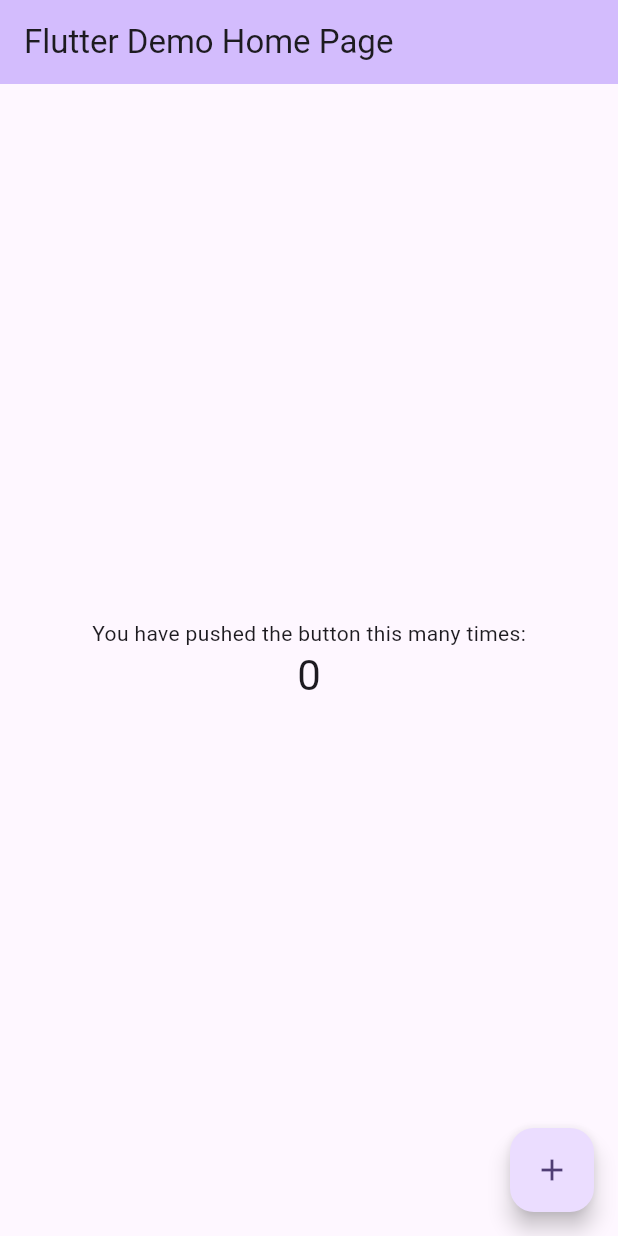
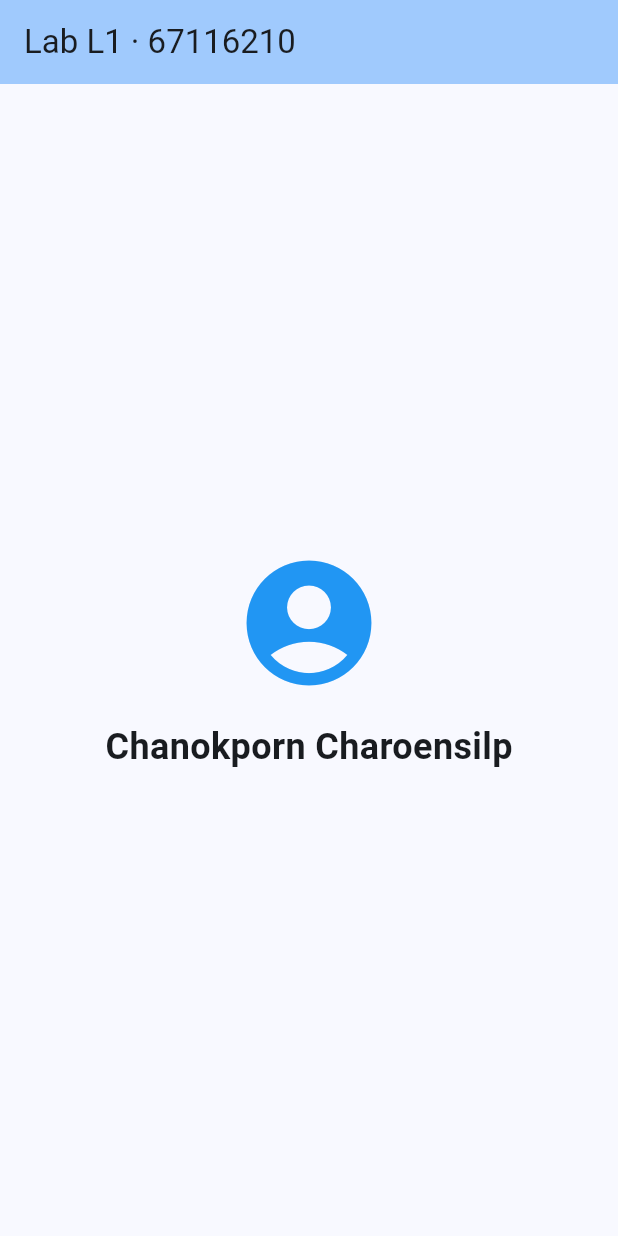
Before and after one commit to chanokporn0953inbluesky-tech/lab01_profile_67116210, a Flutter app: the screen it shows after launch, on a phone screen of 412 x 824 dp. Run offline on Flutter 3.47's test engine with Material 3 defaults, Android fonts, the phone set to English and light mode, and no system bars.

Commit message:
feat: add HomePage with student ID, icon, and name

```diff
--- a/lib/main.dart
+++ b/lib/main.dart
@@ -7,116 +7,43 @@ void main() {
 class MyApp extends StatelessWidget {
   const MyApp({super.key});
 
-  // This widget is the root of your application.
   @override
   Widget build(BuildContext context) {
     return MaterialApp(
-      title: 'Flutter Demo',
+      debugShowCheckedModeBanner: false,
+      title: 'About Me',
       theme: ThemeData(
-        // This is the theme of your application.
-        //
-        // TRY THIS: Try running your application with "flutter run". You'll see
-        // the application has a purple toolbar. Then, without quitting the app,
-        // try changing the seedColor in the colorScheme below to Colors.green
-        // and then invoke "hot reload" (save your changes or press the "hot
-        // reload" button in a Flutter-supported IDE, or press "r" if you used
-        // the command line to start the app).
-        //
-        // Notice that the counter didn't reset back to zero; the application
-        // state is not lost during the reload. To reset the state, use hot
-        // restart instead.
-        //
-        // This works for code too, not just values: Most code changes can be
-        // tested with just a hot reload.
-        colorScheme: .fromSeed(seedColor: Colors.deepPurple),
+        colorScheme: ColorScheme.fromSeed(seedColor: Colors.blue),
+        useMaterial3: true,
       ),
-      home: const MyHomePage(title: 'Flutter Demo Home Page'),
+      home: const HomePage(),
     );
   }
 }
 
-class MyHomePage extends StatefulWidget {
-  const MyHomePage({super.key, required this.title});
-
-  // This widget is the home page of your application. It is stateful, meaning
-  // that it has a State object (defined below) that contains fields that affect
-  // how it looks.
-
-  // This class is the configuration for the state. It holds the values (in this
-  // case the title) provided by the parent (in this case the App widget) and
-  // used by the build method of the State. Fields in a Widget subclass are
-  // always marked "final".
-
-  final String title;
-
-  @override
-  State<MyHomePage> createState() => _MyHomePageState();
-}
-
-class _MyHomePageState extends State<MyHomePage> {
-  int _counter = 0;
-
-  void _incrementCounter() {
-    setState(() {
-      // This call to setState tells the Flutter framework that something has
-      // changed in this State, which causes it to rerun the build method below
-      // so that the display can reflect the updated values. If we changed
-      // _counter without calling setState(), then the build method would not be
-      // called again, and so nothing would appear to happen.
-      _counter++;
-    });
-  }
+class HomePage extends StatelessWidget {
+  const HomePage({super.key});
 
   @override
   Widget build(BuildContext context) {
-    // This method is rerun every time setState is called, for instance as done
-    // by the _incrementCounter method above.
-    //
-    // The Flutter framework has been optimized to make rerunning build methods
-    // fast, so that you can just rebuild anything that needs updating rather
-    // than having to individually change instances of widgets.
     return Scaffold(
       appBar: AppBar(
-        // TRY THIS: Try changing the color here to a specific color (to
-        // Colors.amber, perhaps?) and trigger a hot reload to see the AppBar
-        // change color while the other colors stay the same.
+        title: const Text('Lab L1 · 67116210'),
         backgroundColor: Theme.of(context).colorScheme.inversePrimary,
-        // Here we take the value from the MyHomePage object that was created by
-        // the App.build method, and use it to set our appbar title.
-        title: Text(widget.title),
       ),
-      body: Center(
-        // Center is a layout widget. It takes a single child and positions it
-        // in the middle of the parent.
+      body: const Center(
         child: Column(
-          // Column is also a layout widget. It takes a list of children and
-          // arranges them vertically. By default, it sizes itself to fit its
-          // children horizontally, and tries to be as tall as its parent.
-          //
-          // Column has various properties to control how it sizes itself and
-          // how it positions its children. Here we use mainAxisAlignment to
-          // center the children vertically; the main axis here is the vertical
-          // axis because Columns are vertical (the cross axis would be
-          // horizontal).
-          //
-          // TRY THIS: Invoke "debug painting" (choose the "Toggle Debug Paint"
-          // action in the IDE, or press "p" in the console), to see the
-          // wireframe for each widget.
-          mainAxisAlignment: .center,
+          mainAxisAlignment: MainAxisAlignment.center,
           children: [
-            const Text('You have pushed the button this many times:'),
+            Icon(Icons.account_circle, size: 100, color: Colors.blue),
+            SizedBox(height: 16),
             Text(
-              '$_counter',
-              style: Theme.of(context).textTheme.headlineMedium,
+              'Chanokporn Charoensilp',
+              style: TextStyle(fontSize: 24, fontWeight: FontWeight.bold),
             ),
           ],
         ),
       ),
-      floatingActionButton: FloatingActionButton(
-        onPressed: _incrementCounter,
-        tooltip: 'Increment',
-        child: const Icon(Icons.add),
-      ),
     );
   }
 }
```
